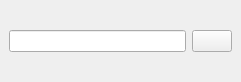
metaxy/openBibleViewer, file src/ui/dock/quickjumpdockwidget.ui: the form before one commit.
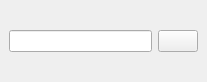
The form after the commit. Icons and pictures are not drawn.

What changed in the file:
```diff
--- a/src/ui/dock/quickjumpdockwidget.ui
+++ b/src/ui/dock/quickjumpdockwidget.ui
@@ -6,7 +6,7 @@
    <rect>
     <x>0</x>
     <y>0</y>
-    <width>241</width>
+    <width>207</width>
     <height>82</height>
    </rect>
   </property>
```
